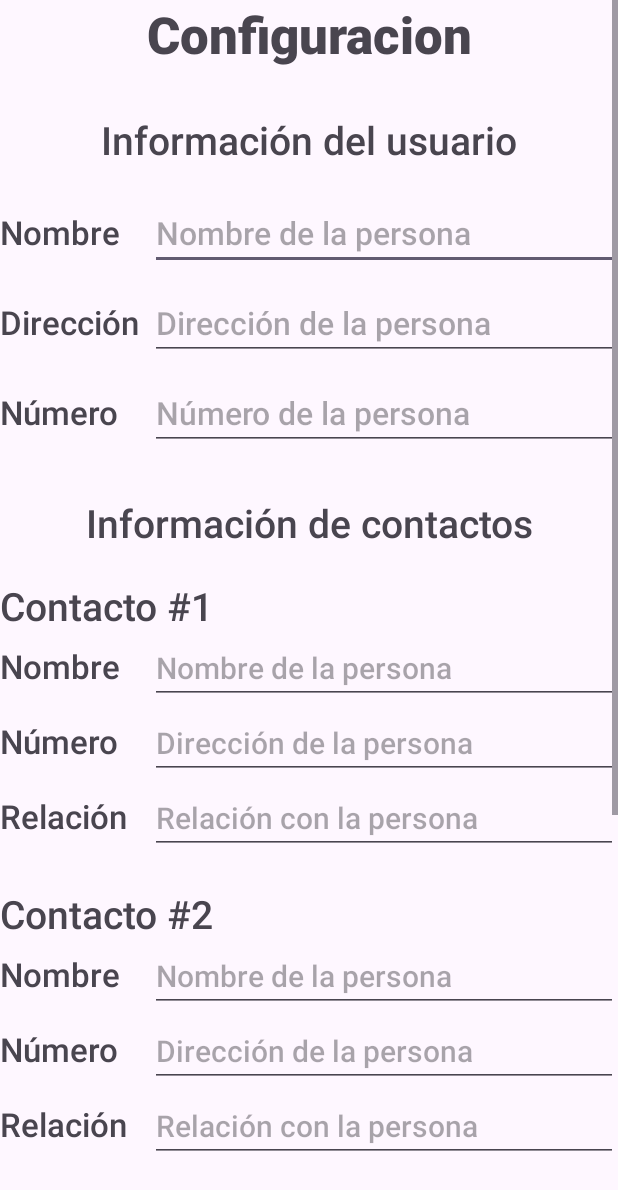
After one commit to DanyMtz29/Alert_app, an Android app: the configurationActivity screen opened directly, with no data from a screen before it, on a phone screen of 412 x 824 dp. The commit adds this screen. Shown: the top 1190 px of the screen. Run offline under Robolectric (Android 15) with nearby library versions, the phone set to English and light mode, and no system bars.

Commit message:
UI-Configuration: completed, no design

```diff
--- a/app/src/main/AndroidManifest.xml
+++ b/app/src/main/AndroidManifest.xml
@@ -13,6 +13,9 @@
         android:theme="@style/Theme.Alert_app"
         tools:targetApi="31">
         <activity
+            android:name=".configurationActivity"
+            android:exported="false" />
+        <activity
             android:name=".Principal"
             android:exported="true">
             <intent-filter>
@@ -21,6 +24,7 @@
                 <category android:name="android.intent.category.LAUNCHER" />
             </intent-filter>
         </activity>
+
         <meta-data
             android:name="preloaded_fonts"
             android:resource="@array/preloaded_fonts" />
--- a/app/src/main/java/com/example/alert_app/Principal.java
+++ b/app/src/main/java/com/example/alert_app/Principal.java
@@ -1,5 +1,6 @@
 package com.example.alert_app;
 
+import android.content.Intent;
 import android.os.Bundle;
 import android.view.MenuItem;
 import android.view.View;
@@ -36,6 +37,8 @@ public class Principal extends AppCompatActivity {
                             Toast.makeText(Principal.this, "Información seleccionada", Toast.LENGTH_SHORT).show();
                         } else if (id == R.id.menu_configuracion) {
                             Toast.makeText(Principal.this, "Configuración seleccionada", Toast.LENGTH_SHORT).show();
+                            Intent intent = new Intent(Principal.this, configurationActivity.class);
+                            startActivity(intent);
                         } else if (id == R.id.menu_alertas_emitidas) {
                             Toast.makeText(Principal.this, "Alertas Emitidas seleccionadas", Toast.LENGTH_SHORT).show();
                         } else if (id == R.id.menu_tomar_foto) {
--- /dev/null
+++ b/app/src/main/java/com/example/alert_app/configurationActivity.java
@@ -0,0 +1,28 @@
+package com.example.alert_app;
+
+import android.content.Intent;
+import android.os.Bundle;
+import android.view.View;
+
+import androidx.activity.EdgeToEdge;
+import androidx.appcompat.app.AppCompatActivity;
+import androidx.core.graphics.Insets;
+import androidx.core.view.ViewCompat;
+import androidx.core.view.WindowInsetsCompat;
+
+public class configurationActivity extends AppCompatActivity {
+
+    @Override
+    protected void onCreate(Bundle savedInstanceState) {
+        super.onCreate(savedInstanceState);
+        EdgeToEdge.enable(this);
+        setContentView(R.layout.activity_configuration);
+
+    }
+
+    public void back(View v){
+        Intent i = new Intent(configurationActivity.this, Principal.class);
+        startActivity(i);
+        finish();
+    }
+}
--- /dev/null
+++ b/app/src/main/res/layout/activity_configuration.xml
@@ -0,0 +1,388 @@
+<?xml version="1.0" encoding="utf-8"?>
+<ScrollView xmlns:android="http://schemas.android.com/apk/res/android"
+    xmlns:app="http://schemas.android.com/apk/res-auto"
+    xmlns:tools="http://schemas.android.com/tools"
+    android:layout_width="match_parent"
+    android:layout_height="match_parent"
+    android:backgroundTint="@color/rosaP"
+    android:fillViewport="true">
+
+    <LinearLayout
+        android:id="@+id/main"
+        android:layout_width="match_parent"
+        android:layout_height="match_parent"
+        android:gravity="center_horizontal"
+        android:orientation="vertical"
+        tools:context=".configurationActivity">
+
+        <TextView
+            android:id="@+id/textConfiguracion"
+            android:layout_width="match_parent"
+            android:layout_height="wrap_content"
+            android:fontFamily="sans-serif-black"
+            android:text="@string/text_configuration"
+            android:textAlignment="center"
+            android:textSize="34sp" />
+
+        <View
+            android:id="@+id/view13"
+            android:layout_width="match_parent"
+            android:layout_height="30dp" />
+
+        <TextView
+            android:id="@+id/textView12"
+            android:layout_width="match_parent"
+            android:layout_height="wrap_content"
+            android:fontFamily="sans-serif-medium"
+            android:text="@string/text_user_information"
+            android:textAlignment="center"
+            android:textSize="26sp" />
+
+        <View
+            android:id="@+id/view14"
+            android:layout_width="match_parent"
+            android:layout_height="20dp" />
+
+        <LinearLayout
+            android:layout_width="match_parent"
+            android:layout_height="50dp"
+            android:orientation="horizontal">
+
+            <TextView
+                android:id="@+id/textView13"
+                android:layout_width="100dp"
+                android:layout_height="wrap_content"
+                android:fontFamily="sans-serif-medium"
+                android:text="@string/text_name_c"
+                android:textSize="22sp" />
+
+            <EditText
+                android:id="@+id/editTextText5"
+                android:layout_width="match_parent"
+                android:layout_height="wrap_content"
+                android:ems="10"
+                android:fontFamily="sans-serif-medium"
+                android:hint="@string/hint_c_name"
+                android:inputType="text"
+                android:textSize="21sp" />
+        </LinearLayout>
+
+        <View
+            android:id="@+id/view26"
+            android:layout_width="match_parent"
+            android:layout_height="10dp" />
+
+        <LinearLayout
+            android:layout_width="match_parent"
+            android:layout_height="50dp"
+            android:orientation="horizontal">
+
+            <TextView
+                android:id="@+id/textView14"
+                android:layout_width="100dp"
+                android:layout_height="wrap_content"
+                android:fontFamily="sans-serif-medium"
+                android:text="@string/text_address"
+                android:textSize="22sp" />
+
+            <EditText
+                android:id="@+id/editTextText8"
+                android:layout_width="match_parent"
+                android:layout_height="wrap_content"
+                android:ems="10"
+                android:fontFamily="sans-serif-medium"
+                android:hint="@string/hint_c_address"
+                android:inputType="text"
+                android:textSize="21sp" />
+        </LinearLayout>
+
+        <View
+            android:id="@+id/view27"
+            android:layout_width="match_parent"
+            android:layout_height="10dp" />
+
+        <LinearLayout
+            android:layout_width="match_parent"
+            android:layout_height="50dp"
+            android:orientation="horizontal">
+
+            <TextView
+                android:id="@+id/textView15"
+                android:layout_width="100dp"
+                android:layout_height="wrap_content"
+                android:fontFamily="sans-serif-medium"
+                android:text="@string/text_phone_c"
+                android:textSize="22sp" />
+
+            <EditText
+                android:id="@+id/editTextText9"
+                android:layout_width="match_parent"
+                android:layout_height="wrap_content"
+                android:ems="10"
+                android:fontFamily="sans-serif-medium"
+                android:hint="@string/hint_c_phone"
+                android:inputType="text"
+                android:textSize="21sp" />
+        </LinearLayout>
+
+        <View
+            android:id="@+id/view28"
+            android:layout_width="match_parent"
+            android:layout_height="30dp" />
+
+        <TextView
+            android:id="@+id/textView16"
+            android:layout_width="match_parent"
+            android:layout_height="wrap_content"
+            android:fontFamily="sans-serif-medium"
+            android:text="@string/contact_information"
+            android:textAlignment="center"
+            android:textSize="26sp" />
+
+        <View
+            android:id="@+id/view29"
+            android:layout_width="match_parent"
+            android:layout_height="20dp" />
+
+        <TextView
+            android:id="@+id/textView20"
+            android:layout_width="match_parent"
+            android:layout_height="wrap_content"
+            android:fontFamily="sans-serif-medium"
+            android:text="@string/text_contact_1_c"
+            android:textSize="26sp" />
+
+        <LinearLayout
+            android:layout_width="match_parent"
+            android:layout_height="50dp"
+            android:orientation="horizontal">
+
+            <TextView
+                android:id="@+id/textView21"
+                android:layout_width="200dp"
+                android:layout_height="wrap_content"
+                android:layout_weight="1"
+                android:fontFamily="sans-serif-medium"
+                android:text="@string/text_name_c"
+                android:textSize="22sp" />
+
+            <EditText
+                android:id="@+id/editTextText10"
+                android:layout_width="match_parent"
+                android:layout_height="wrap_content"
+                android:layout_weight="1"
+                android:ems="10"
+                android:fontFamily="sans-serif-medium"
+                android:hint="@string/hint_c_name"
+                android:inputType="text"
+                android:textSize="20sp" />
+        </LinearLayout>
+
+        <LinearLayout
+            android:layout_width="match_parent"
+            android:layout_height="50dp"
+            android:orientation="horizontal">
+
+            <TextView
+                android:id="@+id/textView22"
+                android:layout_width="200dp"
+                android:layout_height="wrap_content"
+                android:layout_weight="1"
+                android:fontFamily="sans-serif-medium"
+                android:text="@string/text_phone_c"
+                android:textSize="22sp" />
+
+            <EditText
+                android:id="@+id/editTextText14"
+                android:layout_width="match_parent"
+                android:layout_height="wrap_content"
+                android:layout_weight="1"
+                android:ems="10"
+                android:fontFamily="sans-serif-medium"
+                android:hint="@string/hint_c_address"
+                android:inputType="text"
+                android:textSize="20sp" />
+        </LinearLayout>
+
+        <LinearLayout
+            android:layout_width="match_parent"
+            android:layout_height="50dp"
+            android:orientation="horizontal">
+
+            <TextView
+                android:id="@+id/textView23"
+                android:layout_width="200dp"
+                android:layout_height="wrap_content"
+                android:layout_weight="1"
+                android:fontFamily="sans-serif-medium"
+                android:text="@string/text_relation_c"
+                android:textSize="22sp" />
+
+            <EditText
+                android:id="@+id/editTextText15"
+                android:layout_width="match_parent"
+                android:layout_height="wrap_content"
+                android:layout_weight="1"
+                android:ems="10"
+                android:fontFamily="sans-serif-medium"
+                android:hint="@string/hint_c_relation"
+                android:inputType="text"
+                android:textSize="20sp" />
+        </LinearLayout>
+
+        <View
+            android:id="@+id/view33"
+            android:layout_width="match_parent"
+            android:layout_height="20dp" />
+
+        <TextView
+            android:id="@+id/textView26"
+            android:layout_width="match_parent"
+            android:layout_height="wrap_content"
+            android:fontFamily="sans-serif-medium"
+            android:text="@string/text_contact_2_c"
+            android:textSize="26sp" />
+
+        <LinearLayout
+            android:layout_width="match_parent"
+            android:layout_height="50dp"
+            android:orientation="horizontal">
+
+            <TextView
+                android:id="@+id/textView21"
+                android:layout_width="200dp"
+                android:layout_height="wrap_content"
+                android:layout_weight="1"
+                android:fontFamily="sans-serif-medium"
+                android:text="@string/text_name_c"
+                android:textSize="22sp" />
+
+            <EditText
+                android:id="@+id/editTextText10"
+                android:layout_width="match_parent"
+                android:layout_height="wrap_content"
+                android:layout_weight="1"
+                android:ems="10"
+                android:fontFamily="sans-serif-medium"
+                android:hint="@string/hint_c_name"
+                android:inputType="text"
+                android:textSize="20sp" />
+        </LinearLayout>
+
+        <LinearLayout
+            android:layout_width="match_parent"
+            android:layout_height="50dp"
+            android:orientation="horizontal">
+
+            <TextView
+                android:id="@+id/textView22"
+                android:layout_width="200dp"
+                android:layout_height="wrap_content"
+                android:layout_weight="1"
+                android:fontFamily="sans-serif-medium"
+                android:text="@string/text_phone_c"
+                android:textSize="22sp" />
+
+            <EditText
+                android:id="@+id/editTextText14"
+                android:layout_width="match_parent"
+                android:layout_height="wrap_content"
+                android:layout_weight="1"
+                android:ems="10"
+                android:fontFamily="sans-serif-medium"
+                android:hint="@string/hint_c_address"
+                android:inputType="text"
+                android:textSize="20sp" />
+        </LinearLayout>
+
+        <LinearLayout
+            android:layout_width="match_parent"
+            android:layout_height="50dp"
+            android:orientation="horizontal">
+
+            <TextView
+                android:id="@+id/textView23"
+                android:layout_width="200dp"
+                android:layout_height="wrap_content"
+                android:layout_weight="1"
+                android:fontFamily="sans-serif-medium"
+                android:text="@string/text_relation_c"
+                android:textSize="22sp" />
+
+            <EditText
+                android:id="@+id/editTextText15"
+                android:layout_width="match_parent"
+                android:layout_height="wrap_content"
+                android:layout_weight="1"
+                android:ems="10"
+                android:fontFamily="sans-serif-medium"
+                android:hint="@string/hint_c_relation"
+                android:inputType="text"
+                android:textSize="20sp" />
+        </LinearLayout>
+
+        <View
+            android:id="@+id/view34"
+            android:layout_width="match_parent"
+            android:layout_height="40dp" />
+
+        <TextView
+            android:id="@+id/textView27"
+            android:layout_width="match_parent"
+            android:layout_height="wrap_content"
+            android:fontFamily="sans-serif-medium"
+            android:text="@string/text_user_photo"
+            android:textAlignment="center"
+            android:textSize="26sp" />
+
+        <ImageView
+            android:id="@+id/imageView3"
+            android:layout_width="match_parent"
+            android:layout_height="200dp"
+            app:srcCompat="@drawable/photo" />
+
+        <Button
+            android:id="@+id/button"
+            android:layout_width="150dp"
+            android:layout_height="wrap_content"
+            android:text="@string/change_button"
+            android:textSize="16sp" />
+
+        <View
+            android:id="@+id/view35"
+            android:layout_width="match_parent"
+            android:layout_height="50dp" />
+
+        <LinearLayout
+            android:id="@+id/layout_2"
+            android:layout_width="match_parent"
+            android:layout_height="50dp"
+            android:gravity="center"
+            android:orientation="horizontal">
+
+            <Button
+                android:id="@+id/button3"
+                android:layout_width="180dp"
+                android:layout_height="wrap_content"
+                android:layout_marginLeft="20dp"
+                android:layout_marginRight="20dp"
+                android:text="@string/update_changes_button" />
+
+            <Button
+                android:id="@+id/button4"
+                android:layout_width="20dp"
+                android:layout_height="wrap_content"
+                android:layout_marginRight="20dp"
+                android:layout_weight="1"
+                android:onClick="back"
+                android:text="@string/cancel_changes_button" />
+        </LinearLayout>
+
+        <View
+            android:id="@+id/view36"
+            android:layout_width="match_parent"
+            android:layout_height="50dp" />
+
+    </LinearLayout>
+
+</ScrollView>
--- a/app/src/main/res/values/strings.xml
+++ b/app/src/main/res/values/strings.xml
@@ -1,11 +1,12 @@
 <resources>
+    <!--MainActivity-->
         <string name="app_name">Alert_app</string>
         <!--Text-Strings-->
         <string name="text_name">Nombre completo</string>
         <string name="text_address">Dirección</string>
         <string name="text_phone">Número de telefono celular</string>
-    <string name="text_user_information">Informacion del/la usuario/a</string>
-    <string name="contact_information">Informacion de contactos</string>
+        <string name="text_user_information">Información del usuario</string>
+        <string name="contact_information">Información de contactos</string>
         <string name="text_relation">Relacion con la persona</string>
         <string name="text_contact_1">Contacto de emergencia #1</string>
         <string name="text_contact_2">Contacto de emergencia #2</string>
@@ -24,4 +25,25 @@
         <!--Text-Buttons-->
         <string name="register_button">Registrar</string>
 
+    <!--ConfigurationActivity-->
+        <!--Text-Strings-->
+        <string name="text_configuration">Configuracion</string>
+        <string name="text_name_c">Nombre</string>
+        <string name="text_phone_c">Número</string>
+        <string name="text_relation_c">Relación</string>
+        <string name="text_contact_1_c">Contacto #1</string>
+        <string name="text_contact_2_c">Contacto #2</string>
+        <string name="text_user_photo">Foto del usuario</string>
+        <!--Text-Buttons-->
+        <string name="change_button">Actualizar</string>
+        <string name="update_changes_button">Guardar cambios</string>
+        <string name="cancel_changes_button">Cancelar</string>
+
+        <!--Temporales-->
+            <string name="hint_c_name">Nombre de la persona</string>
+            <string name="hint_c_address">Dirección de la persona</string>
+            <string name="hint_c_relation">Relación con la persona</string>
+            <string name="hint_c_phone">Número de la persona</string>
+
+
 </resources>
```
Lines whose indentation alone changed are shown as unchanged.
